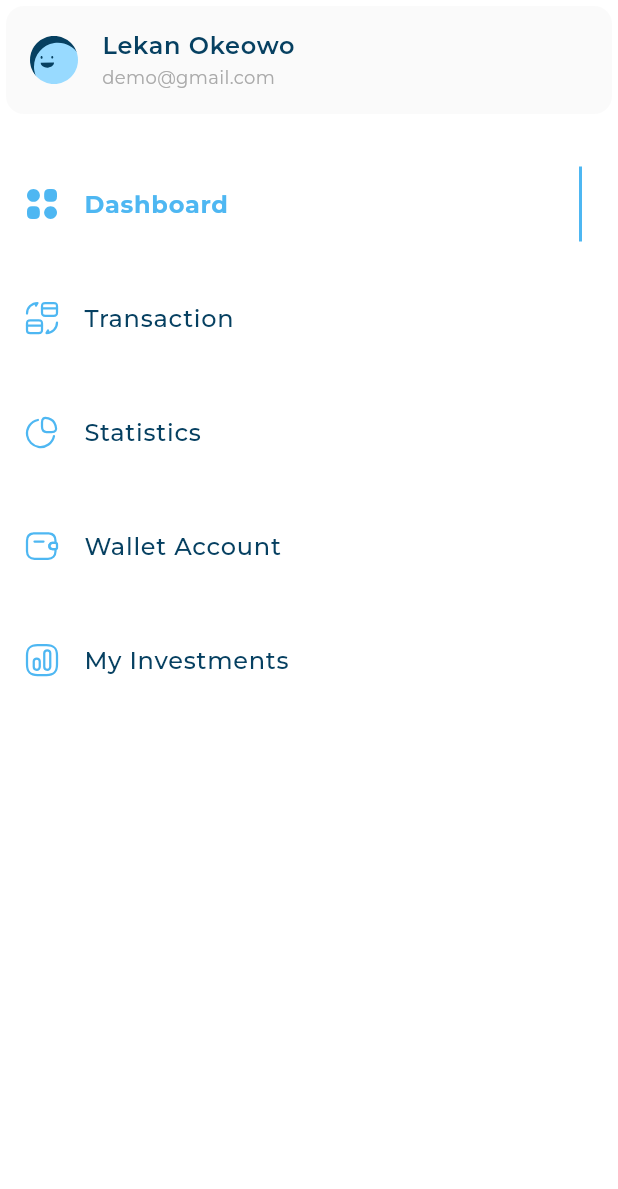
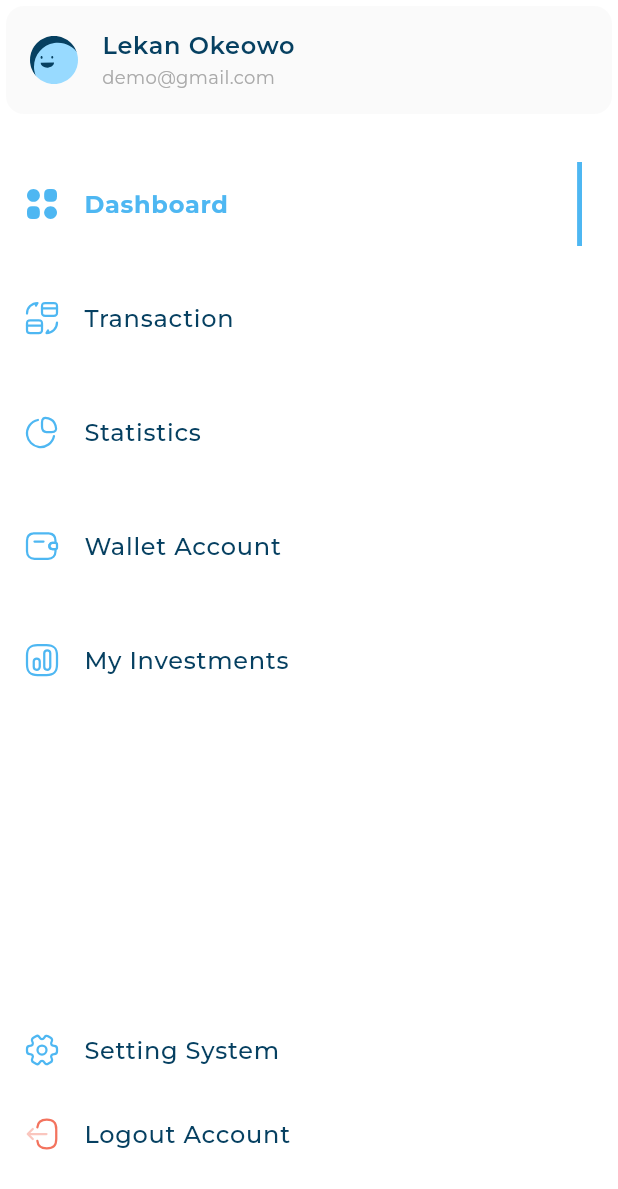
Before and after one commit to AmeenZullaq/responsive_dash_board, a Flutter app: the DashBoardDesctopLayout screen opened directly, on a phone screen of 412 x 824 dp. Shown: the top 1189 px of the screen. Run offline on Flutter 3.47's test engine with Material 3 defaults, Android fonts, the phone set to English and light mode, and no system bars; our stand-ins replace flutter_svg; project files that could hold a hidden picture were left out.

Commit message:
custom drawer widget done

```diff
--- a/lib/widgets/custom_drawer.dart
+++ b/lib/widgets/custom_drawer.dart
@@ -1,6 +1,8 @@
 import 'package:flutter/material.dart';
+import 'package:responsive_dash_board/models/drawer_item_model.dart';
 import 'package:responsive_dash_board/utils/app_images.dart';
 import 'package:responsive_dash_board/widgets/drawer_list_view.dart';
+import 'package:responsive_dash_board/widgets/unselected_drawer_item.dart';
 import 'package:responsive_dash_board/widgets/user_info_list_tile.dart';
 
 class CustomDrawer extends StatelessWidget {
@@ -10,17 +12,48 @@ class CustomDrawer extends StatelessWidget {
   Widget build(BuildContext context) {
     return Container(
       color: Colors.white,
-      child: const Column(
-        children: [
-          UserInfoListTile(
-            image: AppImages.imagesAvatar3,
-            title: 'Lekan Okeowo',
-            subtitle: 'demo@gmail.com',
+      child: const CustomScrollView(
+        slivers: [
+          SliverToBoxAdapter(
+            child: UserInfoListTile(
+              image: AppImages.imagesAvatar3,
+              title: 'Lekan Okeowo',
+              subtitle: 'demo@gmail.com',
+            ),
           ),
-          SizedBox(
-            height: 8,
+          SliverToBoxAdapter(
+            child: SizedBox(
+              height: 8,
+            ),
           ),
           DrawerListView(),
+          SliverFillRemaining(
+            hasScrollBody: false,
+            child: Column(
+              children: [
+                Expanded(
+                  child: SizedBox(
+                    height: 20,
+                  ),
+                ),
+                UnSelectedDrawerItem(
+                  item: DrawerItemModel(
+                    image: AppImages.imagesSettings,
+                    title: 'Setting System',
+                  ),
+                ),
+                UnSelectedDrawerItem(
+                  item: DrawerItemModel(
+                    image: AppImages.imagesLogout,
+                    title: 'Logout Account',
+                  ),
+                ),
+                SizedBox(
+                  height: 40,
+                ),
+              ],
+            ),
+          ),
         ],
       ),
     );
--- a/lib/widgets/drawer_list_view.dart
+++ b/lib/widgets/drawer_list_view.dart
@@ -37,9 +37,7 @@ class _DrawerListViewState extends State<DrawerListView> {
 
   @override
   Widget build(BuildContext context) {
-    return ListView.builder(
-      shrinkWrap: true,
-      physics: const NeverScrollableScrollPhysics(),
+    return SliverList.builder(
       itemBuilder: (context, index) {
         return GestureDetector(
           onTap: () {
--- a/lib/widgets/selected_drawer_item.dart
+++ b/lib/widgets/selected_drawer_item.dart
@@ -22,8 +22,7 @@ class SelectedDrawerItem extends StatelessWidget {
         style: AppStyles.styleBold16,
       ),
       trailing: Container(
-        height: 50,
-        width: 2,
+        width: 3.27,
         color: const Color(0xff4EB7F2),
       ),
     );
```
